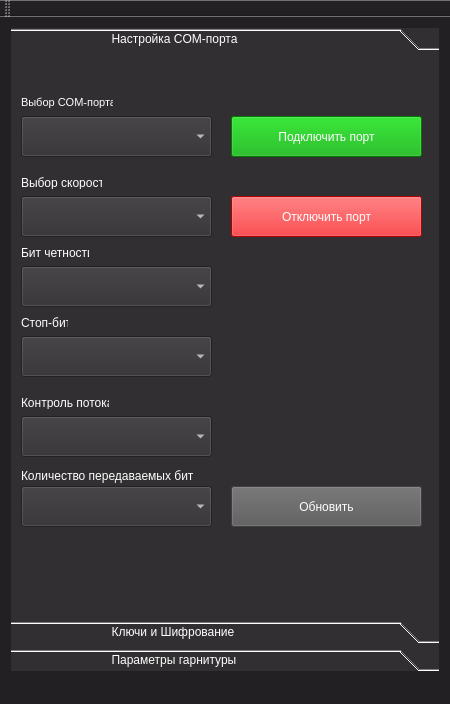
First picture: the form in ApplicBeta/mainwindow.ui, repository SlavaZhuck/HandsFree_Qt, before the edit.
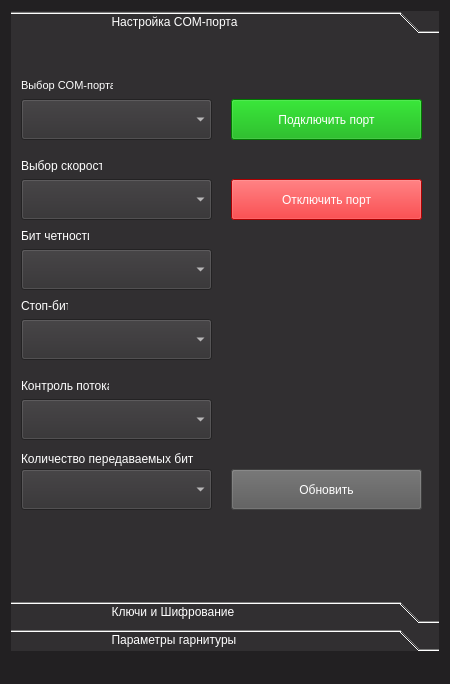
Second picture: the form after the edit.

Diff of the .ui file:
```diff
--- a/ApplicBeta/mainwindow.ui
+++ b/ApplicBeta/mainwindow.ui
@@ -7,9 +7,27 @@
     <x>0</x>
     <y>0</y>
     <width>450</width>
-    <height>704</height>
+    <height>684</height>
    </rect>
   </property>
+  <property name="sizePolicy">
+   <sizepolicy hsizetype="Fixed" vsizetype="Preferred">
+    <horstretch>0</horstretch>
+    <verstretch>0</verstretch>
+   </sizepolicy>
+  </property>
+  <property name="minimumSize">
+   <size>
+    <width>450</width>
+    <height>684</height>
+   </size>
+  </property>
+  <property name="maximumSize">
+   <size>
+    <width>450</width>
+    <height>16777215</height>
+   </size>
+  </property>
   <property name="windowTitle">
    <string>MainWindow</string>
   </property>
@@ -20,6 +38,12 @@
    <layout class="QVBoxLayout" name="verticalLayout">
     <item>
      <widget class="QToolBox" name="toolBox">
+      <property name="sizePolicy">
+       <sizepolicy hsizetype="Preferred" vsizetype="Preferred">
+        <horstretch>0</horstretch>
+        <verstretch>0</verstretch>
+       </sizepolicy>
+      </property>
       <property name="layoutDirection">
        <enum>Qt::LeftToRight</enum>
       </property>
@@ -47,7 +71,7 @@
          <x>0</x>
          <y>0</y>
          <width>432</width>
-         <height>534</height>
+         <height>526</height>
         </rect>
        </property>
        <attribute name="label">
@@ -442,17 +466,6 @@
    </property>
   </widget>
   <widget class="QStatusBar" name="statusBar"/>
-  <widget class="QToolBar" name="toolBar">
-   <property name="windowTitle">
-    <string>toolBar</string>
-   </property>
-   <attribute name="toolBarArea">
-    <enum>TopToolBarArea</enum>
-   </attribute>
-   <attribute name="toolBarBreak">
-    <bool>false</bool>
-   </attribute>
-  </widget>
  </widget>
  <layoutdefault spacing="6" margin="11"/>
  <resources/>
```
Left out of the diff: 4 changed lines with no effect on the pictures.
